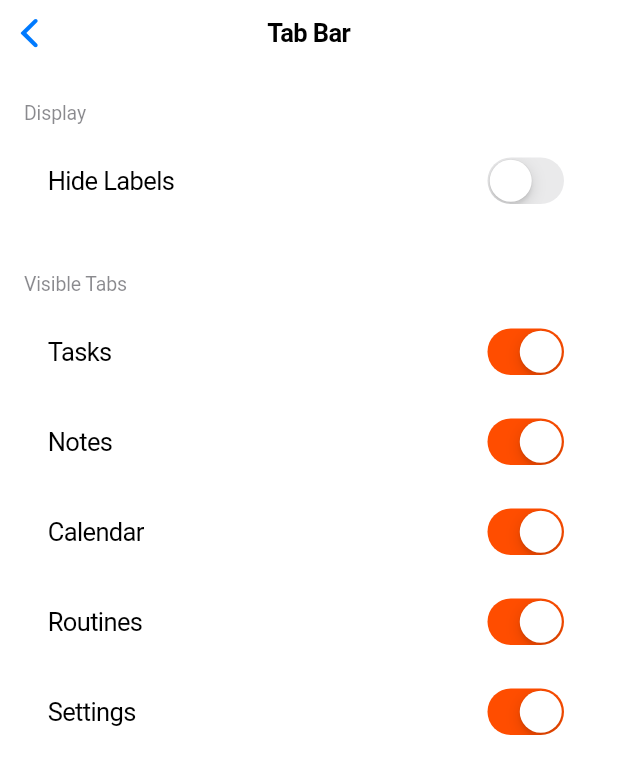
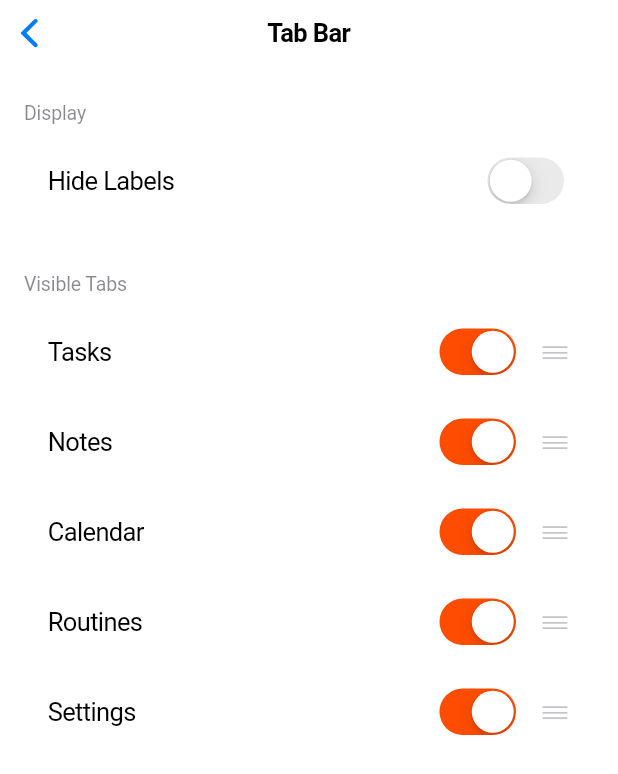
Before and after one commit to NikoSkakun/planom, a Flutter app: the TabBarSettingsView screen opened directly with empty values, on a phone screen of 412 x 824 dp. Shown: the top 774 px of the screen. Run offline on Flutter 3.47's test engine with Material 3 defaults, Android fonts, the phone set to English and light mode, and no system bars; our stand-ins replace file_picker, flutter_markdown, google_fonts, image_picker, share_plus, sqflite; missing offline and left inert: flutter_app_badger; accounts and stored records are empty.

Commit message:
Add tab bar reordering in Settings → Tab Bar
Users can now drag-reorder tabs via a handle icon; the actual tab bar
reflects the saved order. Persists to app_settings as 'tab_order'.

https://claude.ai/code/session_018FwV8mzDn6yFXfT9bJ9mx3

```diff
--- a/lib/src/home_shell.dart
+++ b/lib/src/home_shell.dart
@@ -204,14 +204,8 @@ class _HomeShellState extends State<HomeShell> {
 
   List<int> _computeVisibleIndices() {
     final sc = widget.settingsController;
-    final indices = [
-      if (sc.isTabVisible(0)) 0,
-      if (sc.isTabVisible(1)) 1,
-      if (sc.isTabVisible(2)) 2,
-      if (sc.isTabVisible(3)) 3,
-      if (sc.isTabVisible(4)) 4,
-    ];
-    return indices.isEmpty ? [0] : indices;
+    final ordered = sc.tabOrder.where((i) => sc.isTabVisible(i)).toList();
+    return ordered.isEmpty ? [0] : ordered;
   }
 
   BottomNavigationBarItem _tabItem(
--- a/lib/src/settings/settings_controller.dart
+++ b/lib/src/settings/settings_controller.dart
@@ -46,6 +46,11 @@ class SettingsController with ChangeNotifier {
   int get visibleOptionalTabCount =>
       [0, 1, 2, 3, 4].where((i) => _tabVisibility[i] == true).length;
 
+  List<int> _tabOrder = [0, 1, 2, 3, 4];
+
+  /// The user-defined display order of the five logical tab indices.
+  List<int> get tabOrder => List.unmodifiable(_tabOrder);
+
   Future<void> loadSettings() async {
     _themeMode = await _settingsService.themeMode();
     _smartListPrefs = await SmartListPrefs.load();
@@ -70,6 +75,14 @@ class SettingsController with ChangeNotifier {
       } else if (key == 'completion_color') {
         final v = int.tryParse(value);
         if (v != null) { _completionColor = Color(v); AppColors.systemGreen = _completionColor; }
+      } else if (key == 'tab_order') {
+        final parts = value.split(',')
+            .map((s) => int.tryParse(s))
+            .whereType<int>()
+            .toList();
+        if (parts.length == 5 && parts.toSet().containsAll([0, 1, 2, 3, 4])) {
+          _tabOrder = parts;
+        }
       }
     }
 
@@ -80,6 +93,13 @@ class SettingsController with ChangeNotifier {
     _tabVisibility[index] = visible;
     notifyListeners();
     await _db.setAppSetting('tab_${index}_visible', visible.toString());
+  }
+
+  Future<void> updateTabOrder(List<int> order) async {
+    if (order.length != 5 || order.toSet().length != 5) return;
+    _tabOrder = List.of(order);
+    notifyListeners();
+    await _db.setAppSetting('tab_order', order.join(','));
   }
 
   Future<void> updateThemeMode(ThemeMode? newThemeMode) async {
--- a/lib/src/settings/settings_view.dart
+++ b/lib/src/settings/settings_view.dart
@@ -582,6 +582,17 @@ class TabBarSettingsView extends StatelessWidget {
 
   final SettingsController controller;
 
+  String _tabLabel(S s, int tabIndex) {
+    switch (tabIndex) {
+      case 0: return s.tabTasks;
+      case 1: return s.tabNotes;
+      case 2: return s.tabCalendar;
+      case 3: return s.tabRoutines;
+      case 4: return s.tabSettings;
+      default: return '';
+    }
+  }
+
   @override
   Widget build(BuildContext context) {
     final s = S.of(context);
@@ -598,14 +609,18 @@ class TabBarSettingsView extends StatelessWidget {
           builder: (ctx, _) {
             final visibleCount = controller.visibleOptionalTabCount;
             final settingsVisible = controller.isTabVisible(4);
+            final tabOrder = controller.tabOrder;
 
             bool isDisabled(int tabIndex) =>
                 visibleCount == 1 && controller.isTabVisible(tabIndex);
 
-            return ListView(
+            return SingleChildScrollView(
               padding:
                   const EdgeInsets.symmetric(horizontal: 16, vertical: 24),
+              child: Column(
+                crossAxisAlignment: CrossAxisAlignment.start,
                 children: [
+                  // ── Display ────────────────────────────────────────────
                   Text(
                     s.display,
                     style: TextStyle(
@@ -621,6 +636,7 @@ class TabBarSettingsView extends StatelessWidget {
                     onChanged: controller.updateHideTabLabels,
                   ),
                   const SizedBox(height: 32),
+                  // ── Visible Tabs (reorderable) ─────────────────────────
                   Text(
                     s.visibleTabs,
                     style: TextStyle(
@@ -630,39 +646,29 @@ class TabBarSettingsView extends StatelessWidget {
                     ),
                   ),
                   const SizedBox(height: 8),
-                _ToggleRow(
-                  label: s.tabTasks,
-                  value: controller.isTabVisible(0),
-                  enabled: !isDisabled(0),
-                  onChanged: (v) => controller.setTabVisible(0, v),
+                  ReorderableListView(
+                    shrinkWrap: true,
+                    physics: const NeverScrollableScrollPhysics(),
+                    buildDefaultDragHandles: false,
+                    onReorder: (oldIndex, newIndex) {
+                      final newOrder = List.of(tabOrder);
+                      if (newIndex > oldIndex) newIndex--;
+                      final item = newOrder.removeAt(oldIndex);
+                      newOrder.insert(newIndex, item);
+                      controller.updateTabOrder(newOrder);
+                    },
+                    children: [
+                      for (int i = 0; i < tabOrder.length; i++)
+                        _TabOrderRow(
+                          key: ValueKey(tabOrder[i]),
+                          index: i,
+                          label: _tabLabel(s, tabOrder[i]),
+                          isVisible: controller.isTabVisible(tabOrder[i]),
+                          isDisabled: isDisabled(tabOrder[i]),
+                          onVisibilityChanged: (v) =>
+                              controller.setTabVisible(tabOrder[i], v),
                         ),
-                const SizedBox(height: 1),
-                _ToggleRow(
-                  label: s.tabNotes,
-                  value: controller.isTabVisible(1),
-                  enabled: !isDisabled(1),
-                  onChanged: (v) => controller.setTabVisible(1, v),
-                ),
-                const SizedBox(height: 1),
-                _ToggleRow(
-                  label: s.tabCalendar,
-                  value: controller.isTabVisible(2),
-                  enabled: !isDisabled(2),
-                  onChanged: (v) => controller.setTabVisible(2, v),
-                ),
-                const SizedBox(height: 1),
-                _ToggleRow(
-                  label: s.tabRoutines,
-                  value: controller.isTabVisible(3),
-                  enabled: !isDisabled(3),
-                  onChanged: (v) => controller.setTabVisible(3, v),
-                ),
-                const SizedBox(height: 1),
-                _ToggleRow(
-                  label: s.tabSettings,
-                  value: settingsVisible,
-                  enabled: !isDisabled(4),
-                  onChanged: (v) => controller.setTabVisible(4, v),
+                    ],
                   ),
                   if (!settingsVisible) ...[
                     const SizedBox(height: 8),
@@ -675,8 +681,74 @@ class TabBarSettingsView extends StatelessWidget {
                     ),
                   ],
                 ],
+              ),
             );
           },
+        ),
+      ),
+    );
+  }
+}
+
+// ── Tab order row ─────────────────────────────────────────────────────────────
+
+class _TabOrderRow extends StatelessWidget {
+  const _TabOrderRow({
+    super.key,
+    required this.index,
+    required this.label,
+    required this.isVisible,
+    required this.isDisabled,
+    required this.onVisibilityChanged,
+  });
+
+  final int index;
+  final String label;
+  final bool isVisible;
+  final bool isDisabled;
+  final ValueChanged<bool> onVisibilityChanged;
+
+  @override
+  Widget build(BuildContext context) {
+    final bg = CupertinoDynamicColor.resolve(
+      CupertinoColors.tertiarySystemBackground,
+      context,
+    );
+    return Opacity(
+      opacity: isDisabled ? 0.4 : 1.0,
+      child: Container(
+        margin: const EdgeInsets.only(bottom: 1),
+        padding: const EdgeInsets.symmetric(horizontal: 16, vertical: 10),
+        decoration: BoxDecoration(
+          color: bg,
+          borderRadius: BorderRadius.circular(10),
+        ),
+        child: Row(
+          children: [
+            Expanded(
+              child: Text(
+                label,
+                style: TextStyle(
+                  fontSize: 17,
+                  color: CupertinoColors.label.resolveFrom(context),
+                ),
+              ),
+            ),
+            CupertinoSwitch(
+              value: isVisible,
+              onChanged: isDisabled ? null : onVisibilityChanged,
+              activeColor: AppColors.accent,
+            ),
+            const SizedBox(width: 12),
+            ReorderableDragStartListener(
+              index: index,
+              child: Icon(
+                CupertinoIcons.line_horizontal_3,
+                size: 20,
+                color: CupertinoColors.tertiaryLabel.resolveFrom(context),
+              ),
+            ),
+          ],
         ),
       ),
     );
```
Lines whose indentation alone changed are shown as unchanged.
